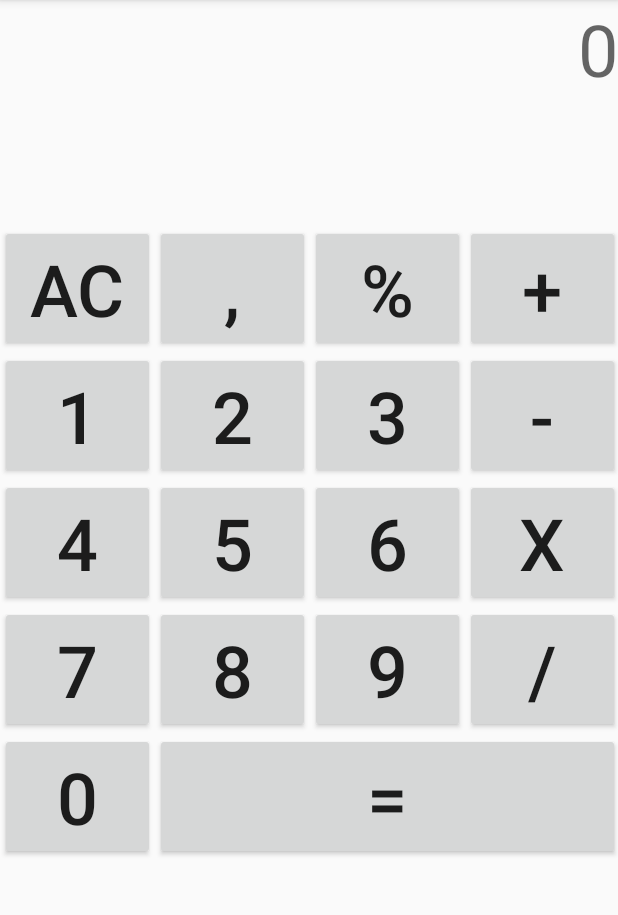
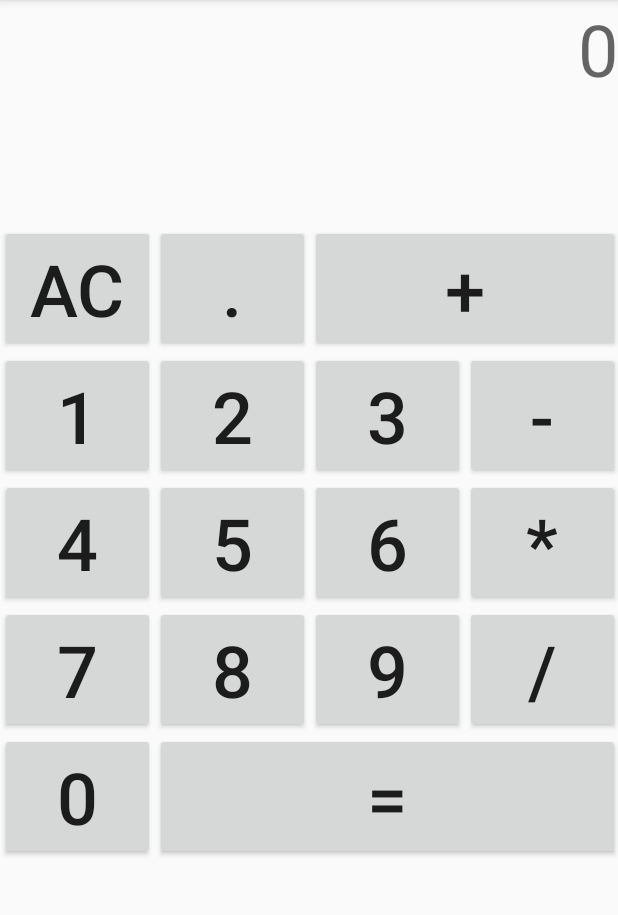
Before and after one commit to markorolek/Test_Application, an Android app: the screen it shows after launch (MainActivity), on a phone screen of 412 x 824 dp, the part 84-999 px from its top. Run offline under Robolectric (Android 15) with nearby library versions, the phone set to English and light mode, and no system bars.

Commit message:
button click logic

```diff
--- a/app/src/main/res/layout/activity_main.xml
+++ b/app/src/main/res/layout/activity_main.xml
@@ -14,7 +14,7 @@
         android:hint="@string/tv_text"
         android:textSize="48sp"
         android:textAlignment="viewEnd"
-        android:textDirection="rtl"
+        android:textDirection="ltr"
         android:textColor="@android:color/holo_orange_light"
         android:gravity="end"/>
 
@@ -29,103 +29,115 @@
             android:layout_width="103dp"
             android:layout_height="wrap_content"
             android:textSize="48sp"
-            android:text="AC" />
+            android:text="AC"
+            android:onClick="onNumberClick"/>
 
         <Button
             android:layout_width="103dp"
             android:layout_height="wrap_content"
             android:textSize="48sp"
-            android:text="," />
+            android:text="."
+            android:onClick="onNumberClick"/>
 
         <Button
             android:layout_width="103dp"
             android:layout_height="wrap_content"
             android:textSize="48sp"
-            android:text="%" />
+            android:layout_gravity="fill_horizontal"
+            android:layout_columnSpan="2"
+            android:text="+"
+            android:onClick="onOperationClick"/>
 
         <Button
             android:layout_width="103dp"
             android:layout_height="wrap_content"
             android:textSize="48sp"
-            android:text="+" />
+            android:text="1"
+            android:onClick="onNumberClick"/>
 
         <Button
             android:layout_width="103dp"
             android:layout_height="wrap_content"
             android:textSize="48sp"
-            android:text="1" />
+            android:text="2"
+            android:onClick="onNumberClick"/>
 
         <Button
             android:layout_width="103dp"
             android:layout_height="wrap_content"
             android:textSize="48sp"
-            android:text="2" />
+            android:text="3"
+            android:onClick="onNumberClick"/>
 
         <Button
             android:layout_width="103dp"
             android:layout_height="wrap_content"
             android:textSize="48sp"
-            android:text="3" />
+            android:text="-"
+            android:onClick="onOperationClick"/>
 
         <Button
             android:layout_width="103dp"
             android:layout_height="wrap_content"
             android:textSize="48sp"
-            android:text="-" />
+            android:text="4"
+            android:onClick="onNumberClick"/>
 
         <Button
             android:layout_width="103dp"
             android:layout_height="wrap_content"
             android:textSize="48sp"
-            android:text="4" />
+            android:text="5"
+            android:onClick="onNumberClick"/>
 
         <Button
             android:layout_width="103dp"
             android:layout_height="wrap_content"
             android:textSize="48sp"
-            android:text="5" />
+            android:text="6"
+            android:onClick="onNumberClick"/>
 
         <Button
             android:layout_width="103dp"
             android:layout_height="wrap_content"
             android:textSize="48sp"
-            android:text="6" />
+            android:text="*"
+            android:onClick="onOperationClick"/>
 
         <Button
             android:layout_width="103dp"
             android:layout_height="wrap_content"
             android:textSize="48sp"
-            android:text="x" />
+            android:text="7"
+            android:onClick="onNumberClick"/>
 
         <Button
             android:layout_width="103dp"
             android:layout_height="wrap_content"
             android:textSize="48sp"
-            android:text="7" />
+            android:text="8"
+            android:onClick="onNumberClick"/>
 
         <Button
             android:layout_width="103dp"
             android:layout_height="wrap_content"
             android:textSize="48sp"
-            android:text="8" />
+            android:text="9"
+            android:onClick="onNumberClick"/>
 
         <Button
             android:layout_width="103dp"
             android:layout_height="wrap_content"
             android:textSize="48sp"
-            android:text="9" />
+            android:text="/"
+            android:onClick="onOperationClick"/>
 
         <Button
             android:layout_width="103dp"
             android:layout_height="wrap_content"
             android:textSize="48sp"
-            android:text="/" />
-
-        <Button
-            android:layout_width="103dp"
-            android:layout_height="wrap_content"
-            android:textSize="48sp"
-            android:text="0" />
+            android:text="0"
+            android:onClick="onNumberClick"/>
 
         <Button
             android:layout_width="103dp"
@@ -133,6 +145,7 @@
             android:textSize="48sp"
             android:layout_gravity="fill_horizontal"
             android:layout_columnSpan="3"
-            android:text="=" />
+            android:text="="
+            android:onClick="onOperationClick"/>
     </GridLayout>
   </LinearLayout>
```
Also changed, not shown: app/src/main/java/com/example/test_application/MainActivity.java (+66 -1 lines).
